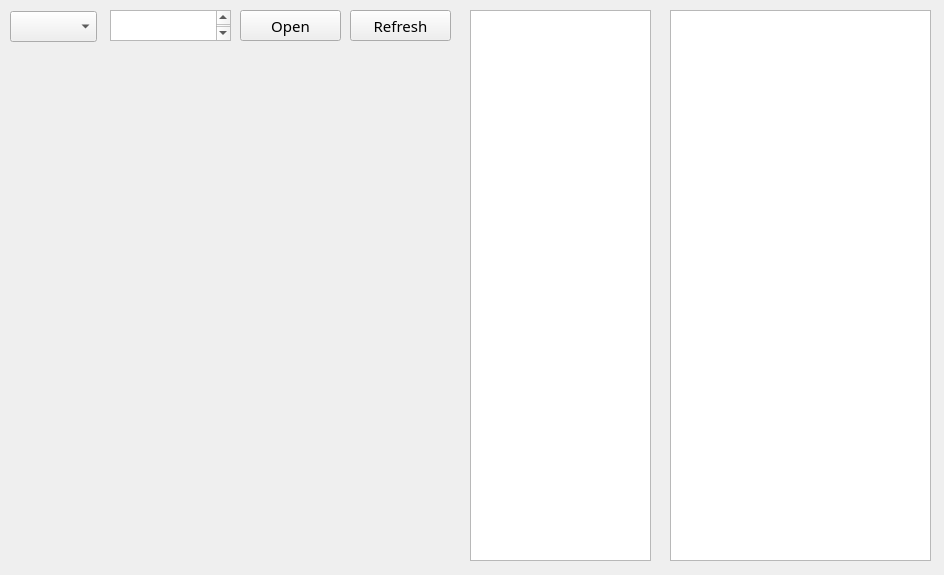
This is tools/mainwindow.ui in ZhuYanzhen1/MM32_CLion as Qt 5 draws it before an edit. The edited form follows.
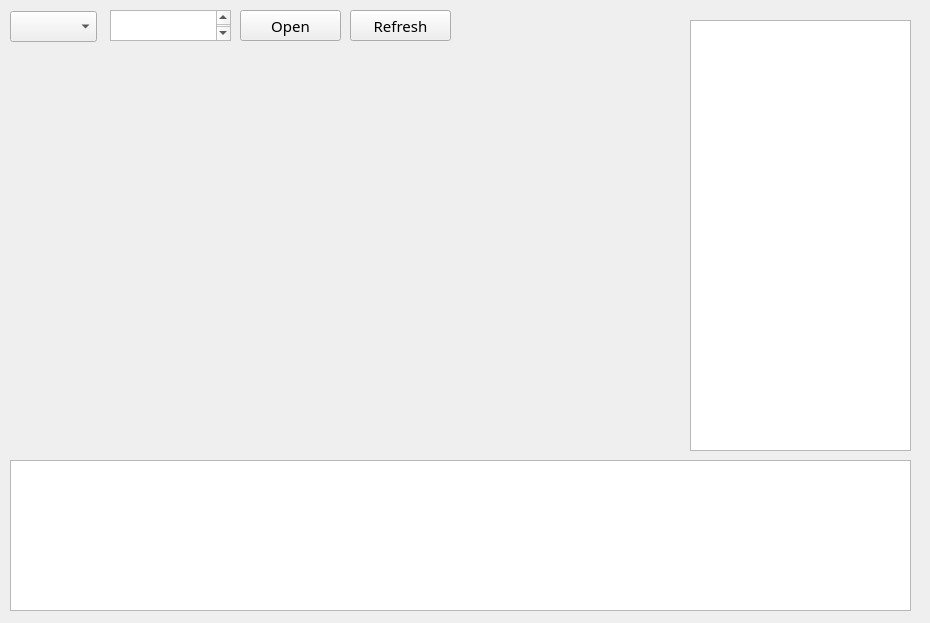
This is the edited form. Custom widgets are drawn as their Qt base class.

Commit message: Add instantiation of qcustomplot.

```diff
--- a/tools/mainwindow.ui
+++ b/tools/mainwindow.ui
@@ -6,8 +6,8 @@
    <rect>
     <x>0</x>
     <y>0</y>
-    <width>944</width>
-    <height>575</height>
+    <width>930</width>
+    <height>623</height>
    </rect>
   </property>
   <property name="font">
@@ -80,10 +80,10 @@
    <widget class="QTextBrowser" name="debug_info_txt">
     <property name="geometry">
      <rect>
-      <x>670</x>
-      <y>10</y>
-      <width>261</width>
-      <height>551</height>
+      <x>10</x>
+      <y>460</y>
+      <width>901</width>
+      <height>151</height>
      </rect>
     </property>
     <property name="font">
@@ -96,21 +96,39 @@
    <widget class="QTableView" name="variable_list">
     <property name="geometry">
      <rect>
-      <x>470</x>
-      <y>10</y>
-      <width>181</width>
-      <height>551</height>
+      <x>690</x>
+      <y>20</y>
+      <width>221</width>
+      <height>431</height>
      </rect>
     </property>
     <attribute name="horizontalHeaderDefaultSectionSize">
-     <number>30</number>
+     <number>31</number>
     </attribute>
     <attribute name="verticalHeaderVisible">
      <bool>false</bool>
     </attribute>
    </widget>
+   <widget class="QCustomPlot" name="widget" native="true">
+    <property name="geometry">
+     <rect>
+      <x>10</x>
+      <y>70</y>
+      <width>671</width>
+      <height>381</height>
+     </rect>
+    </property>
+   </widget>
   </widget>
  </widget>
+ <customwidgets>
+  <customwidget>
+   <class>QCustomPlot</class>
+   <extends>QWidget</extends>
+   <header>qcustomplot.h</header>
+   <container>1</container>
+  </customwidget>
+ </customwidgets>
  <resources/>
  <connections/>
 </ui>
```
The commit also changes 2 other files.
